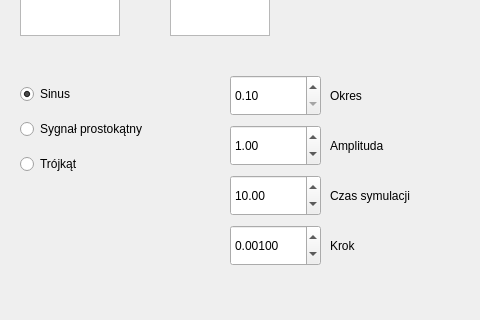
This is simulator_gui.ui in Teardrop13/MMM_projekt_symulacja_model_stanowy as Qt 5 draws it before an edit; both pictures show x 0 to 480 and y 295 to 615 of the 1300 by 800 pixel window. The edited form follows.
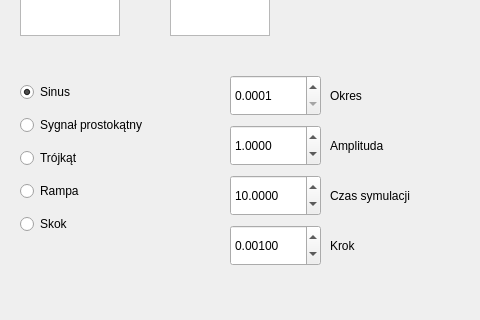
This is the edited form.

Commit message: tworzenie wektora wejściowego

Diff of the .ui file:
```diff
--- a/simulator_gui.ui
+++ b/simulator_gui.ui
@@ -60,7 +60,7 @@
      <x>20</x>
      <y>370</y>
      <width>201</width>
-     <height>111</height>
+     <height>171</height>
     </rect>
    </property>
    <layout class="QVBoxLayout" name="verticalLayout">
@@ -91,6 +91,20 @@
       </property>
      </widget>
     </item>
+    <item>
+     <widget class="QRadioButton" name="radioButton_ramp">
+      <property name="text">
+       <string>Rampa</string>
+      </property>
+     </widget>
+    </item>
+    <item>
+     <widget class="QRadioButton" name="radioButton_step">
+      <property name="text">
+       <string>Skok</string>
+      </property>
+     </widget>
+    </item>
    </layout>
   </widget>
   <widget class="QLabel" name="label">
@@ -288,10 +302,10 @@
     </rect>
    </property>
    <property name="decimals">
-    <number>2</number>
+    <number>4</number>
    </property>
    <property name="minimum">
-    <double>0.100000000000000</double>
+    <double>0.000100000000000</double>
    </property>
    <property name="maximum">
     <double>100.000000000000000</double>
@@ -312,6 +326,9 @@
      <height>41</height>
     </rect>
    </property>
+   <property name="decimals">
+    <number>4</number>
+   </property>
    <property name="maximum">
     <double>20.000000000000000</double>
    </property>
@@ -331,8 +348,11 @@
      <height>41</height>
     </rect>
    </property>
+   <property name="decimals">
+    <number>4</number>
+   </property>
    <property name="minimum">
-    <double>1.000000000000000</double>
+    <double>0.000100000000000</double>
    </property>
    <property name="maximum">
     <double>100.000000000000000</double>
```
Left out of the diff: 2 changed lines with no effect on the pictures. The commit also changes 2 other files.
